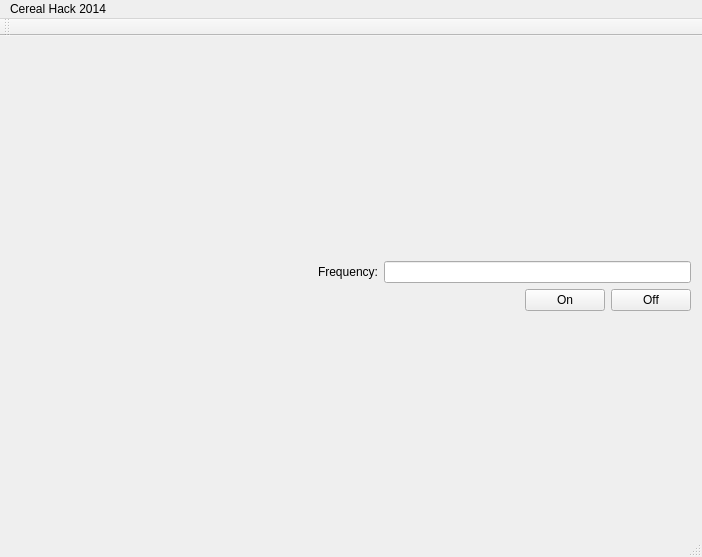
The window that gui/mainwindow.ui (spillow/cerealhack4) describes before a commit, drawn with Qt 5.
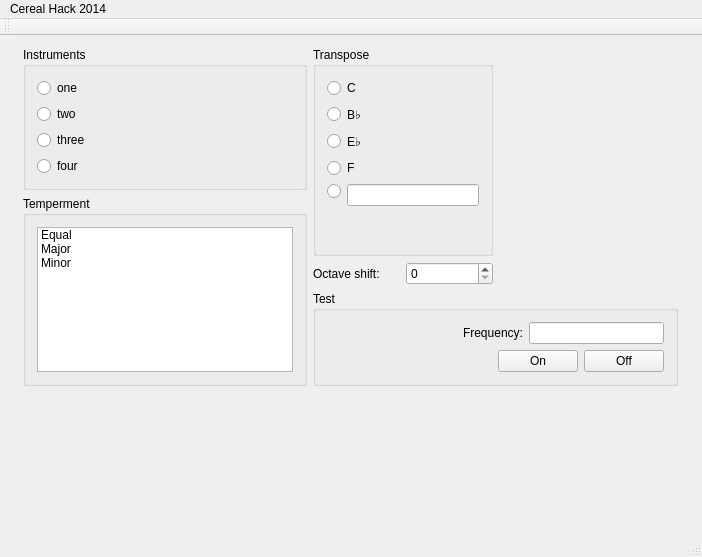
The same window after the commit.

The edit to the form file:
```diff
--- a/gui/mainwindow.ui
+++ b/gui/mainwindow.ui
@@ -10,25 +10,176 @@
     <height>557</height>
    </rect>
   </property>
+  <property name="sizePolicy">
+   <sizepolicy hsizetype="Fixed" vsizetype="Fixed">
+    <horstretch>0</horstretch>
+    <verstretch>0</verstretch>
+   </sizepolicy>
+  </property>
   <property name="windowTitle">
    <string>MainWindow</string>
   </property>
   <widget class="QWidget" name="centralWidget">
+   <widget class="QWidget" name="">
+    <property name="geometry">
+     <rect>
+      <x>12</x>
+      <y>0</y>
+      <width>677</width>
+      <height>361</height>
+     </rect>
+    </property>
+    <layout class="QGridLayout" name="gridLayout_2">
+     <item row="0" column="0">
+      <widget class="QGroupBox" name="groupBox_2">
+       <property name="title">
+        <string>Instruments</string>
+       </property>
+       <layout class="QVBoxLayout" name="verticalLayout">
+        <item>
+         <widget class="QRadioButton" name="radio_instrument_one">
+          <property name="text">
+           <string>one</string>
+          </property>
+         </widget>
+        </item>
+        <item>
+         <widget class="QRadioButton" name="radio_instrument_two">
+          <property name="text">
+           <string>two</string>
+          </property>
+         </widget>
+        </item>
+        <item>
+         <widget class="QRadioButton" name="radio_instrument_three">
+          <property name="text">
+           <string>three</string>
+          </property>
+         </widget>
+        </item>
+        <item>
+         <widget class="QRadioButton" name="radio_instrument_four">
+          <property name="text">
+           <string>four</string>
+          </property>
+         </widget>
+        </item>
+       </layout>
+      </widget>
+     </item>
+     <item row="0" column="1" rowspan="2">
+      <layout class="QVBoxLayout" name="verticalLayout_2">
+       <item>
+        <widget class="QGroupBox" name="groupBox_3">
+         <property name="title">
+          <string>Transpose</string>
+         </property>
+         <layout class="QFormLayout" name="formLayout_2">
+          <item row="0" column="0" colspan="2">
+           <widget class="QRadioButton" name="radio_transpose_c">
+            <property name="text">
+             <string>C</string>
+            </property>
+           </widget>
+          </item>
+          <item row="1" column="0" colspan="2">
+           <widget class="QRadioButton" name="radio_transpose_bf">
+            <property name="text">
+             <string>B♭</string>
+            </property>
+           </widget>
+          </item>
+          <item row="2" column="0" colspan="2">
+           <widget class="QRadioButton" name="radio_transpose_ef">
+            <property name="text">
+             <string>E♭</string>
+            </property>
+           </widget>
+          </item>
+          <item row="3" column="0" colspan="2">
+           <widget class="QRadioButton" name="radio_transpose_f">
+            <property name="text">
+             <string>F</string>
+            </property>
+           </widget>
+          </item>
+          <item row="4" column="0">
+           <widget class="QRadioButton" name="radioButton">
+            <property name="text">
+             <string/>
+            </property>
+           </widget>
+          </item>
+          <item row="4" column="1">
+           <widget class="QLineEdit" name="lineEdit"/>
+          </item>
+         </layout>
+        </widget>
+       </item>
+       <item>
+        <layout class="QHBoxLayout" name="horizontalLayout_5">
+         <item>
+          <widget class="QLabel" name="label_2">
+           <property name="text">
+            <string>Octave shift:</string>
+           </property>
+          </widget>
+         </item>
+         <item>
+          <widget class="QSpinBox" name="spin_octave_shift"/>
+         </item>
+        </layout>
+       </item>
+      </layout>
+     </item>
+     <item row="0" column="2">
+      <spacer name="horizontalSpacer_3">
+       <property name="orientation">
+        <enum>Qt::Horizontal</enum>
+       </property>
+       <property name="sizeHint" stdset="0">
+        <size>
+         <width>164</width>
+         <height>20</height>
+        </size>
+       </property>
+      </spacer>
+     </item>
+     <item row="1" column="0" rowspan="2">
+      <widget class="QGroupBox" name="groupBox_4">
+       <property name="title">
+        <string>Temperment</string>
+       </property>
+       <layout class="QHBoxLayout" name="horizontalLayout_4">
+        <item>
+         <widget class="QListWidget" name="list_temperment">
+          <item>
+           <property name="text">
+            <string>Equal</string>
+           </property>
+          </item>
+          <item>
+           <property name="text">
+            <string>Major</string>
+           </property>
+          </item>
+          <item>
+           <property name="text">
+            <string>Minor</string>
+           </property>
+          </item>
+         </widget>
+        </item>
+       </layout>
+      </widget>
+     </item>
+     <item row="2" column="1" colspan="2">
+      <widget class="QGroupBox" name="groupBox">
+       <property name="title">
+        <string>Test</string>
+       </property>
    <layout class="QGridLayout" name="gridLayout">
     <item row="0" column="0">
-     <spacer name="verticalSpacer_2">
-      <property name="orientation">
-       <enum>Qt::Vertical</enum>
-      </property>
-      <property name="sizeHint" stdset="0">
-       <size>
-        <width>20</width>
-        <height>192</height>
-       </size>
-      </property>
-     </spacer>
-    </item>
-    <item row="1" column="0">
      <layout class="QHBoxLayout" name="horizontalLayout_2">
       <item>
        <spacer name="horizontalSpacer_2">
@@ -55,7 +206,7 @@
       </item>
      </layout>
     </item>
-    <item row="2" column="0">
+        <item row="1" column="0">
      <layout class="QHBoxLayout" name="horizontalLayout_3">
       <item>
        <spacer name="horizontalSpacer">
@@ -90,20 +241,11 @@
       </item>
      </layout>
     </item>
-    <item row="3" column="0">
-     <spacer name="verticalSpacer">
-      <property name="orientation">
-       <enum>Qt::Vertical</enum>
-      </property>
-      <property name="sizeHint" stdset="0">
-       <size>
-        <width>20</width>
-        <height>192</height>
-       </size>
-      </property>
-     </spacer>
-    </item>
-   </layout>
+       </layout>
+      </widget>
+     </item>
+    </layout>
+   </widget>
   </widget>
   <widget class="QMenuBar" name="menuBar">
    <property name="geometry">
```
Lines whose indentation alone changed are shown as unchanged.
